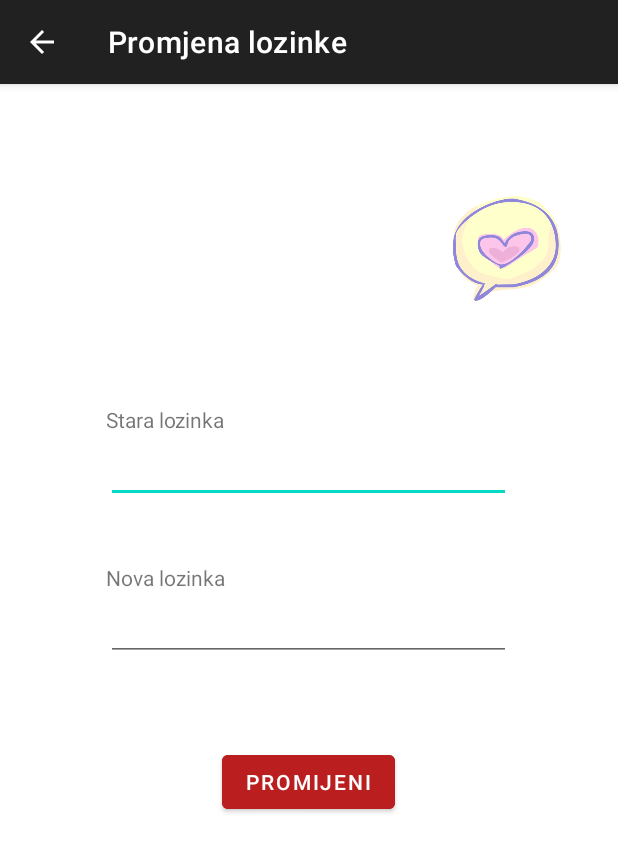
After one commit to Tomislav-Troha/You-n-me, an Android app: the ChangePassword screen opened directly, with no data from a screen before it, on a phone screen of 412 x 824 dp. The commit adds this screen. Shown: the top 852 px of the screen. Run offline under Robolectric (Android 15) with nearby library versions, the phone set to English and light mode, and no system bars; libraries missing offline, so code that uses them is left out: com.parse.

Commit message:
image popup

```diff
--- a/app/build.gradle
+++ b/app/build.gradle
@@ -31,7 +31,6 @@ android {
     dependencies {
         api 'com.google.android.material:material:1.6.0-alpha02'
 
-
         implementation "androidx.cardview:cardview:1.0.0"
 
         implementation 'androidx.appcompat:appcompat:1.4.1'
@@ -53,6 +52,8 @@ android {
 
         implementation 'com.github.dhaval2404:imagepicker:2.1'
 
+        implementation 'com.github.chathuralakmal:AndroidImagePopup:1.2.2'
+
         implementation 'de.hdodenhof:circleimageview:3.1.0'
 
 
--- a/app/src/main/java/com/example/myapplication/Chat/ChatCards.java
+++ b/app/src/main/java/com/example/myapplication/Chat/ChatCards.java
@@ -10,9 +10,10 @@ public class ChatCards {
     private String chatGodina;
 
 
-    public ChatCards(String chatUsername, Bitmap chatImg) {
+    public ChatCards(String chatUsername, Bitmap chatImg, String chatGodina) {
        this.chatUsername = chatUsername;
        this.chatImg = chatImg;
+       this.chatGodina = chatGodina;
     }
 
     public String getChatUsername() {return  chatUsername;}
@@ -20,4 +21,6 @@ public class ChatCards {
 
     public Bitmap getChatImg() {return  chatImg;}
 
+    public String getChatGodina() {return  chatGodina;}
+
 }
--- a/app/src/main/java/com/example/myapplication/home/Adapter.java
+++ b/app/src/main/java/com/example/myapplication/home/Adapter.java
@@ -2,6 +2,7 @@ package com.example.myapplication.home;
 
 import android.content.Context;
 import android.content.Intent;
+import android.graphics.Color;
 import android.view.LayoutInflater;
 import android.view.View;
 import android.view.ViewGroup;
@@ -9,6 +10,7 @@ import android.widget.ImageView;
 import android.widget.TextView;
 import androidx.annotation.NonNull;
 import androidx.recyclerview.widget.RecyclerView;
+import com.ceylonlabs.imageviewpopup.ImagePopup;
 import com.example.myapplication.R;
 import com.example.myapplication.user_profile.ProfileofUsers;
 import org.jetbrains.annotations.NotNull;
@@ -57,6 +59,7 @@ public class Adapter extends RecyclerView.Adapter < Adapter.ViewHolder > {
             //data.get(position).getObjectID()
         });
 
+
     }
 
     @Override
--- /dev/null
+++ b/app/src/main/java/com/example/myapplication/settings/ChangePassword.java
@@ -0,0 +1,103 @@
+package com.example.myapplication.settings;
+
+import android.os.Bundle;
+import android.text.TextUtils;
+import android.view.MenuItem;
+import android.widget.Button;
+import android.widget.EditText;
+import android.widget.Toast;
+import androidx.annotation.Nullable;
+import androidx.appcompat.app.AppCompatActivity;
+import com.example.myapplication.R;
+import com.example.myapplication.login_register.LoginPage;
+import com.parse.LogInCallback;
+import com.parse.ParseException;
+import com.parse.ParseUser;
+
+public class ChangePassword extends AppCompatActivity {
+
+
+    EditText oldPass;
+    EditText newPass;
+    Button changePass;
+
+    @Override
+    protected void onCreate(@Nullable @org.jetbrains.annotations.Nullable Bundle savedInstanceState) {
+        super.onCreate(savedInstanceState);
+        setContentView(R.layout.change_password);
+        getSupportActionBar().setDisplayHomeAsUpEnabled(true);
+
+        oldPass = findViewById(R.id.txOldPassword);
+        newPass = findViewById(R.id.txNewPassword);
+        changePass = findViewById(R.id.btnChangePassword);
+
+        changePass.setOnClickListener(view -> changePassword());
+
+    }
+
+    @Override
+    public boolean onOptionsItemSelected(MenuItem item) {
+        switch (item.getItemId()) {
+            case android.R.id.home:
+                this.finish();
+                return true;
+
+            default:
+                // If we got here, the user's action was not recognized.
+                // Invoke the superclass to handle it.
+                return super.onOptionsItemSelected(item);
+        }
+    }
+
+    boolean isEmpty(EditText text) {
+        CharSequence str = text.getText().toString();
+        return TextUtils.isEmpty(str);
+    }
+
+    String oldP = "";
+    String newP = "";
+    public void changePassword() {
+
+         ParseUser currentUser = ParseUser.getCurrentUser();
+         String userName = ParseUser.getCurrentUser().getUsername();
+
+         if(!isEmpty(oldPass) && !isEmpty(newPass)){
+             oldP = oldPass.getText().toString();
+             newP = newPass.getText().toString();
+
+            ParseUser.logInInBackground(ParseUser.getCurrentUser().getUsername(), oldP, new LogInCallback() {
+                @Override
+                public void done(ParseUser user, ParseException e) {
+                    if (user != null) {
+                        currentUser.setPassword(newP.toString());
+                        currentUser.saveInBackground();
+                        ParseUser.logOut();
+                        ParseUser.logInInBackground(userName, newP.toString(), new LogInCallback() {
+                            @Override
+                            public void done(ParseUser parseUser, ParseException e) {
+                                if (e == null) {
+                                    Toast.makeText(ChangePassword.this, getString(R.string.passPromjenjen), Toast.LENGTH_LONG).show();
+                                } else
+                                    Toast.makeText(ChangePassword.this, getString(R.string.dosloJeDoGreske), Toast.LENGTH_LONG).show();
+                            }
+                        });
+
+                    } else {
+                        Toast.makeText(ChangePassword.this,e.getLocalizedMessage() + " " + getString(R.string.stariPassKriv), Toast.LENGTH_LONG).show();
+                    }
+                }
+            });
+        }
+
+        if(isEmpty(oldPass)){
+            Toast t = Toast.makeText(ChangePassword.this, getString(R.string.ispuniteSvaPolja), Toast.LENGTH_SHORT);
+            t.show();
+            oldPass.setError("Required");
+        }
+
+        if(isEmpty(newPass)){
+            newPass.setError("Required");
+        }
+
+    }
+}
--- a/app/src/main/java/com/example/myapplication/splash/SplashActivity.java
+++ b/app/src/main/java/com/example/myapplication/splash/SplashActivity.java
@@ -6,7 +6,6 @@ import android.animation.ValueAnimator;
 import android.content.Intent;
 import android.os.Bundle;
 import android.os.Handler;
-import android.telecom.TelecomManager;
 import android.view.animation.Animation;
 import android.view.animation.AnimationUtils;
 import android.widget.ImageView;
@@ -24,10 +23,6 @@ public class SplashActivity extends AppCompatActivity {
 
     ImageView hearts;
     TextView youMe;
-
-    CharSequence charSequence;
-    int index;
-    long delay = 200;
 
     @Override
     protected void onCreate(Bundle savedInstanceState) {
--- /dev/null
+++ b/app/src/main/res/layout/change_password.xml
@@ -0,0 +1,57 @@
+<?xml version="1.0" encoding="utf-8"?>
+<androidx.constraintlayout.widget.ConstraintLayout xmlns:android="http://schemas.android.com/apk/res/android"
+                                                   xmlns:app="http://schemas.android.com/apk/res-auto"
+                                                   xmlns:tools="http://schemas.android.com/tools"
+                                                   android:layout_width="match_parent"
+                                                   android:layout_height="match_parent">
+
+    <RelativeLayout
+            android:layout_width="270dp"
+            android:layout_height="197dp"
+            app:layout_constraintStart_toStartOf="parent" app:layout_constraintEnd_toEndOf="parent"
+            app:layout_constraintTop_toTopOf="parent" android:layout_marginTop="204dp"
+            android:id="@+id/relativeLayout2" app:layout_constraintHorizontal_bias="0.496">
+
+        <EditText
+                android:layout_width="match_parent"
+                android:layout_height="wrap_content"
+                android:inputType="textPassword"
+                android:ems="10"
+                android:layout_alignParentTop="true" android:layout_marginTop="30dp"
+                android:id="@+id/txOldPassword"/>
+        <EditText
+                android:layout_width="match_parent"
+                android:layout_height="wrap_content"
+                android:inputType="textPassword"
+                android:ems="10"
+                android:layout_marginTop="60dp"
+                app:layout_constraintEnd_toEndOf="parent" app:layout_constraintStart_toStartOf="parent"
+                android:id="@+id/txNewPassword"
+                android:layout_below="@+id/txOldPassword"/>
+        <TextView
+                android:text="@string/staraLozinka"
+                android:layout_width="wrap_content"
+                android:layout_height="wrap_content"
+                android:id="@+id/textView31" android:layout_marginTop="10dp"
+                android:layout_alignParentTop="true"/>
+        <TextView
+                android:text="@string/novalozinka"
+                android:layout_width="wrap_content"
+                android:layout_height="wrap_content"
+                android:layout_marginTop="40dp"
+                android:id="@+id/textView32" android:layout_below="@+id/txOldPassword"/>
+    </RelativeLayout>
+    <Button
+            android:text="@string/promjeniPass"
+            android:layout_width="wrap_content"
+            android:layout_height="wrap_content" app:layout_constraintStart_toStartOf="parent"
+            app:layout_constraintEnd_toEndOf="parent" android:id="@+id/btnChangePassword"
+            app:layout_constraintHorizontal_bias="0.498"
+            app:layout_constraintTop_toBottomOf="@+id/relativeLayout2" android:layout_marginTop="40dp"
+            android:elevation="5dp" android:backgroundTint="#BA1E1E"/>
+    <ImageView
+            android:layout_width="wrap_content"
+            android:layout_height="wrap_content" app:srcCompat="@mipmap/lovechat_foreground"
+            app:layout_constraintTop_toTopOf="parent" android:layout_marginTop="56dp" android:id="@+id/imageView8"
+            app:layout_constraintStart_toStartOf="parent" android:layout_marginStart="284dp"/>
+</androidx.constraintlayout.widget.ConstraintLayout>
--- a/app/src/main/res/layout/list_of_chat_user.xml
+++ b/app/src/main/res/layout/list_of_chat_user.xml
@@ -24,7 +24,7 @@
                     android:src="@mipmap/dolezabar_foreground"
                     app:layout_constraintStart_toStartOf="parent" app:layout_constraintEnd_toEndOf="parent"
                     android:id="@+id/profileChatUserImg"
-                    app:layout_constraintTop_toTopOf="parent" android:layout_marginTop="4dp"
+                    app:layout_constraintTop_toTopOf="parent" android:layout_marginTop="8dp"
                     app:civ_border_color="#FFEF2719"
                     app:layout_constraintHorizontal_bias="0.497" android:layout_alignParentStart="true"
                     android:layout_marginStart="10dp" android:layout_alignParentTop="true"/>
--- a/app/src/main/res/values/strings.xml
+++ b/app/src/main/res/values/strings.xml
@@ -79,6 +79,11 @@
     <string name="godina">Godina</string>
     <string name="datumJeObavezan">Datum je obavezan</string>
     <string name="action_settings">Uredu</string>
+    <string name="staraLozinka">Stara lozinka</string>
+    <string name="novalozinka">Nova lozinka</string>
+    <string name="promjeniPass">Promijeni</string>
+    <string name="passPromjenjen">Lozinka promjenjena</string>
+    <string name="stariPassKriv">Stara lozinka je netočna</string>
 
 
 </resources>
--- a/gradle.properties
+++ b/gradle.properties
@@ -15,3 +15,4 @@ org.gradle.jvmargs=-Xmx2048m -Dfile.encoding=UTF-8
 # Android operating system, and which are packaged with your app"s APK
 # https://developer.android.com/topic/libraries/support-library/androidx-rn
 android.useAndroidX=true
+android.enableJetifier=true
```
Also changed, not shown: app/src/main/AndroidManifest.xml (+20 -4 lines), app/src/main/java/com/example/myapplication/Chat/ChatAdapter.java (+32 -10 lines), app/src/main/java/com/example/myapplication/home/SecondFragment.java (+4 -4 lines), app/src/main/java/com/example/myapplication/settings/Setting.java (+8 -8 lines), app/src/main/java/com/example/myapplication/user_profile/ProfileofUsers.java (+17 -2 lines), app/src/main/res/layout/popup_for_chat_image.xml (added, +21 -0 lines), app/src/main/res/layout/popup_for_spol.xml (deleted, +0 -43 lines), app/src/main/res/layout/setting.xml (+8 -8 lines), 1 other file.
